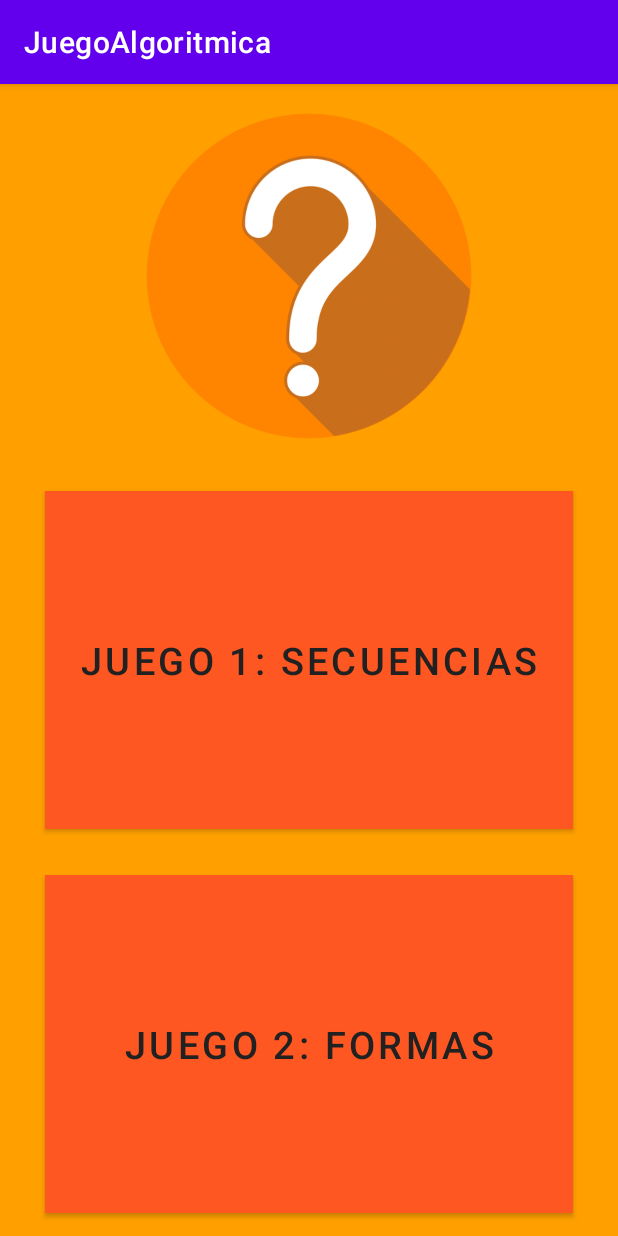
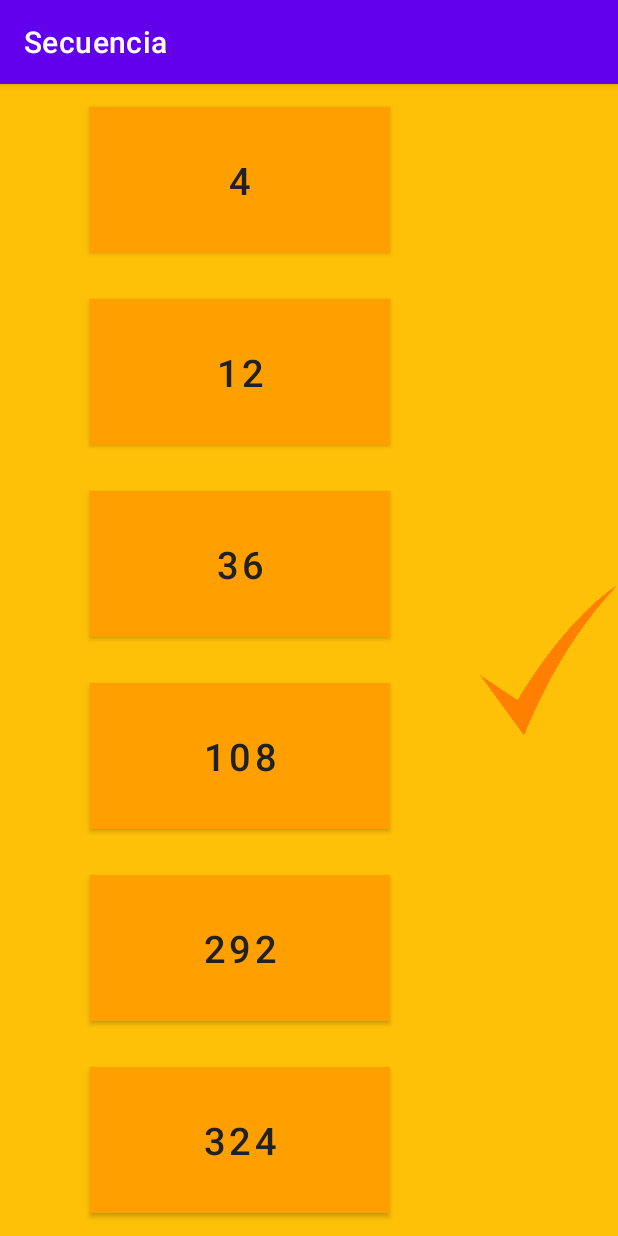
Before and after one commit to Nachin7u7/ProyectoAlgoritmica2, an Android app: the screen it shows after launch (MenuActivity before the commit, SecuenciaActivity after it), after a tap on "JUEGO 1: SECUENCIAS", on a phone screen of 412 x 824 dp. Run offline under Robolectric (Android 15) with nearby library versions, the phone set to English and light mode, and no system bars.

Commit message:
Juego secuencias Creado

```diff
--- a/app/src/main/AndroidManifest.xml
+++ b/app/src/main/AndroidManifest.xml
@@ -16,6 +16,9 @@
                 <category android:name="android.intent.category.LAUNCHER" />
             </intent-filter>
         </activity>
+        <activity
+            android:name=".SecuenciaActivity"
+            android:label="Secuencia" />
     </application>
 
 </manifest>
--- a/app/src/main/java/com/example/juegoalgoritmica/MenuActivity.java
+++ b/app/src/main/java/com/example/juegoalgoritmica/MenuActivity.java
@@ -5,6 +5,7 @@ import android.os.Bundle;
 import android.util.Log;
 import android.view.View;
 import android.widget.Button;
+import android.widget.ImageButton;
 
 import androidx.appcompat.app.AppCompatActivity;
 
@@ -29,8 +30,8 @@ public class MenuActivity extends AppCompatActivity {
         botonJuego1.setOnClickListener(new View.OnClickListener() {
             @Override
             public void onClick(View v) {
-                //Intent loginIntent = new Intent(InicioActivity.this, LoginActivity.class);
-                //startActivity(loginIntent);
+                Intent secuenciaIntent = new Intent(MenuActivity.this, SecuenciaActivity.class);
+                startActivity(secuenciaIntent);
             }
         });
         botonJuego2.setOnClickListener(new View.OnClickListener() {
--- /dev/null
+++ b/app/src/main/java/com/example/juegoalgoritmica/SecuenciaActivity.java
@@ -0,0 +1,252 @@
+package com.example.juegoalgoritmica;
+
+import android.graphics.Color;
+import android.os.Bundle;
+import android.util.Log;
+import android.view.View;
+import android.widget.Button;
+import android.widget.ImageView;
+import android.widget.Toast;
+
+import androidx.appcompat.app.AppCompatActivity;
+
+public class SecuenciaActivity  extends AppCompatActivity {
+    public static String LOG = SecuenciaActivity.class.getName();
+    private Button bsecuencia1;
+    private Button bsecuencia2;
+    private Button bsecuencia3;
+    private Button bsecuencia4;
+    private Button bsecuencia5;
+    private Button bsecuencia6;
+    private ImageView bsecuenciaCheck;
+    int[] arreglo;
+    int respuesta;
+    int seleccion;
+    int logrados;
+
+
+    @Override
+    protected void onCreate(Bundle savedInstanceState) {
+        super.onCreate(savedInstanceState);
+        setContentView(R.layout.activity_secuencia);
+        Log.e(LOG, "onCreate");
+        initViews();
+        addEvents();
+    }
+    private void initViews(){
+        bsecuencia1 = findViewById(R.id.secuencia1);
+        bsecuencia2 = findViewById(R.id.secuencia2);
+        bsecuencia3 = findViewById(R.id.secuencia3);
+        bsecuencia4 = findViewById(R.id.secuencia4);
+        bsecuencia5 = findViewById(R.id.secuencia5);
+        bsecuencia6 = findViewById(R.id.secuencia6);
+        bsecuenciaCheck = findViewById(R.id.secuenciacheck);
+        logrados=0;
+        seleccion=0;
+        arregloEnPantalla();
+    }
+
+    private void addEvents(){
+        bsecuencia1.setOnClickListener(new View.OnClickListener() {
+            @Override
+            public void onClick(View v) {
+                quitarSeleccion();
+                seleccion=1;
+                bsecuencia1.setBackgroundColor(Color.parseColor("#FF5722"));
+
+            }
+        });
+        bsecuencia2.setOnClickListener(new View.OnClickListener() {
+            @Override
+            public void onClick(View v) {
+                quitarSeleccion();
+                seleccion=2;
+                bsecuencia2.setBackgroundColor(Color.parseColor("#FF5722"));
+
+            }
+        });
+        bsecuencia3.setOnClickListener(new View.OnClickListener() {
+            @Override
+            public void onClick(View v) {
+                quitarSeleccion();
+                seleccion=3;
+                bsecuencia3.setBackgroundColor(Color.parseColor("#FF5722"));
+
+            }
+        });
+        bsecuencia4.setOnClickListener(new View.OnClickListener() {
+            @Override
+            public void onClick(View v) {
+                quitarSeleccion();
+                seleccion=4;
+                bsecuencia4.setBackgroundColor(Color.parseColor("#FF5722"));
+
+            }
+        });
+        bsecuencia5.setOnClickListener(new View.OnClickListener() {
+            @Override
+            public void onClick(View v) {
+                quitarSeleccion();
+                seleccion=5;
+                bsecuencia5.setBackgroundColor(Color.parseColor("#FF5722"));
+
+            }
+        });
+        bsecuencia6.setOnClickListener(new View.OnClickListener() {
+            @Override
+            public void onClick(View v) {
+                quitarSeleccion();
+                seleccion=6;
+                bsecuencia6.setBackgroundColor(Color.parseColor("#FF5722"));
+
+            }
+        });
+        bsecuenciaCheck.setOnClickListener(new View.OnClickListener() {
+            @Override
+            public void onClick(View v) {
+                if(seleccion==0){
+                    Toast.makeText(SecuenciaActivity.this, "Selecciona una", Toast.LENGTH_SHORT).show();
+                }
+                else if(arreglo[seleccion-1]==respuesta){
+                    logrados++;
+                    if(logrados<5) {
+                        Toast.makeText(SecuenciaActivity.this, "Bien hecho, te faltan: " + (5 - logrados), Toast.LENGTH_SHORT).show();
+                        quitarSeleccion();
+                        arregloEnPantalla();
+                    }else{
+                        Toast.makeText(SecuenciaActivity.this, "Lo lograste", Toast.LENGTH_SHORT).show();
+                    }
+                }else{
+                    quitarSeleccion();
+                    arregloEnPantalla();
+                    logrados=0;
+                    Toast.makeText(SecuenciaActivity.this,"Intentalo de nuevo", Toast.LENGTH_SHORT).show();
+                }
+            }
+        });
+    }
+    //Código de las secuencias
+    void secuencia1() {
+        int n = (int) (Math.random() * 5 + 1);
+        int p = (int) (Math.random() * 9 + 1);
+
+        arreglo[0] = p;
+        for (int i = 1; i < arreglo.length - 1; i++) {
+            arreglo[i] = p * n - 1;
+            p = p * n - 1;
+        }
+    }
+
+    void secuencia2() {
+        int n = (int) (Math.random() * 9 + 2);
+        int p = (int) (Math.random() * 9 + 1);
+
+        arreglo[0] = p;
+        for (int i = 1; i < arreglo.length - 1; i++) {
+            arreglo[i] = p + n;
+            p = p + n;
+        }
+    }
+
+    void secuencia3() {
+        int n = (int) (Math.random() * 9 + 1);
+        int p = (int) (Math.random() * 9 + 1);
+
+        arreglo[0] = p;
+        for (int i = 1; i < arreglo.length - 1; i++) {
+            arreglo[i] = p + n;
+            p = p + n;
+            n++;
+        }
+    }
+
+    void secuencia4() {
+        int n = (int) (Math.random() * 4 + 1);
+        int p = (int) (Math.random() * 9 + 1);
+
+        arreglo[0] = p;
+        for (int i = 1; i < arreglo.length - 1; i++) {
+            arreglo[i] = p * n;
+            p = p * n;
+
+        }
+    }
+
+    void secuencia5() {
+        int p = (int) (Math.random() * 5 + 1);
+        System.out.println(p+" n");
+        arreglo[0] = p*p-1;
+        p++;
+        for (int i = 1; i < arreglo.length - 1; i++) {
+            arreglo[i] = p * p-1;
+            p++;
+        }
+    }
+    //Agregar numero aleatorio mediante busqueda binaria
+    void agregarExtra() {
+        int aleatorio = (int) (Math.random() * (arreglo[arreglo.length - 2]-arreglo[0]+1) + arreglo[0]);
+        respuesta=aleatorio;
+        // int posicion = (int)(Math.random()*(arreglo.length));
+        int izquierda = 0;
+        int derecha = arreglo.length - 1;
+        int guardaPosicion = 0;
+        boolean valorExistente = false;
+        while (izquierda <= derecha && !valorExistente) {
+            int medio = izquierda + (derecha - izquierda) / 2;
+            if (arreglo[medio] == aleatorio) {
+                valorExistente = true;
+            }
+            if (arreglo[medio] < aleatorio) {
+                guardaPosicion = medio;
+                izquierda = medio + 1;
+            } else {
+                derecha = medio - 1;
+            }
+        }
+        if (valorExistente) {
+            agregarExtra();
+        } else {
+            int aux = arreglo[guardaPosicion+1];
+            arreglo[guardaPosicion+1]=aleatorio;
+            for (int i = guardaPosicion+2; i < arreglo.length; i++) {
+                int aux2=arreglo[i];
+                arreglo[i]=aux;
+                aux=aux2;
+            }
+        }
+    }
+    //Escoge una secuencia y muestra sus valores
+    void arregloEnPantalla(){
+        arreglo=new int[6];
+        int secuencia = (int) (Math.random() * 5 + 1);
+        if(secuencia==1) {
+            secuencia1();
+        }else if(secuencia==2) {
+            secuencia2();
+        }else if(secuencia==3) {
+            secuencia3();
+        }else if(secuencia==4) {
+            secuencia4();
+        }else if(secuencia==5) {
+            secuencia5();
+        }
+        agregarExtra();
+        bsecuencia1.setText(""+arreglo[0]);
+        bsecuencia2.setText(""+arreglo[1]);
+        bsecuencia3.setText(""+arreglo[2]);
+        bsecuencia4.setText(""+arreglo[3]);
+        bsecuencia5.setText(""+arreglo[4]);
+        bsecuencia6.setText(""+arreglo[5]);
+    }
+    //Quita la seleccion
+    void quitarSeleccion(){
+        seleccion=0;
+        bsecuencia1.setBackgroundColor(Color.parseColor("#FFA000"));
+        bsecuencia2.setBackgroundColor(Color.parseColor("#FFA000"));
+        bsecuencia3.setBackgroundColor(Color.parseColor("#FFA000"));
+        bsecuencia4.setBackgroundColor(Color.parseColor("#FFA000"));
+        bsecuencia5.setBackgroundColor(Color.parseColor("#FFA000"));
+        bsecuencia6.setBackgroundColor(Color.parseColor("#FFA000"));
+
+    }
+}
--- /dev/null
+++ b/app/src/main/res/layout/activity_secuencia.xml
@@ -0,0 +1,104 @@
+<?xml version="1.0" encoding="utf-8"?>
+<RelativeLayout
+    xmlns:android="http://schemas.android.com/apk/res/android"
+    android:layout_width="match_parent"
+    android:layout_height="match_parent"
+    xmlns:app="http://schemas.android.com/apk/res-auto">
+    <LinearLayout
+        android:layout_width="match_parent"
+        android:layout_height="match_parent"
+        android:orientation="horizontal">
+        <LinearLayout
+            android:layout_width="0dp"
+            android:layout_weight="7"
+            android:layout_height="match_parent"
+            android:orientation="vertical"
+            android:background="#FFC107">
+            <Button
+                android:id="@+id/secuencia1"
+                android:layout_width="200dp"
+                android:layout_height="0dp"
+                android:layout_weight="1"
+                android:layout_gravity="center"
+                android:layout_marginTop="15dp"
+                android:layout_marginBottom="15dp"
+                android:background="#FFA000"
+                android:textColor="#212121"
+                android:textSize="25sp"
+                app:backgroundTint="#FFA000"/>
+            <Button
+                android:id="@+id/secuencia2"
+                android:layout_width="200dp"
+                android:layout_height="0dp"
+                android:layout_weight="1"
+                android:layout_gravity="center"
+                android:layout_marginTop="15dp"
+                android:layout_marginBottom="15dp"
+                android:background="#FFA000"
+                android:textColor="#212121"
+                android:textSize="25sp"
+                app:backgroundTint="#FFA000"/>
+            <Button
+                android:id="@+id/secuencia3"
+                android:layout_width="200dp"
+                android:layout_height="0dp"
+                android:layout_weight="1"
+                android:layout_gravity="center"
+                android:layout_marginTop="15dp"
+                android:layout_marginBottom="15dp"
+                android:background="#FFA000"
+                android:textColor="#212121"
+                android:textSize="25sp"
+                app:backgroundTint="#FFA000"/>
+            <Button
+                android:id="@+id/secuencia4"
+                android:layout_width="200dp"
+                android:layout_height="0dp"
+                android:layout_weight="1"
+                android:layout_gravity="center"
+                android:layout_marginTop="15dp"
+                android:layout_marginBottom="15dp"
+                android:background="#FFA000"
+                android:textColor="#212121"
+                android:textSize="25sp"
+                app:backgroundTint="#FFA000"/>
+            <Button
+                android:id="@+id/secuencia5"
+                android:layout_width="200dp"
+                android:layout_height="0dp"
+                android:layout_weight="1"
+                android:layout_gravity="center"
+                android:layout_marginTop="15dp"
+                android:layout_marginBottom="15dp"
+                android:background="#FFA000"
+                android:textColor="#212121"
+                android:textSize="25sp"
+                app:backgroundTint="#FFA000"/>
+            <Button
+                android:id="@+id/secuencia6"
+                android:layout_width="200dp"
+                android:layout_height="0dp"
+                android:layout_weight="1"
+                android:layout_gravity="center"
+                android:layout_marginTop="15dp"
+                android:layout_marginBottom="15dp"
+                android:background="#FFA000"
+                android:textColor="#212121"
+                android:textSize="25sp"
+                app:backgroundTint="#FFA000"/>
+        </LinearLayout>
+        <LinearLayout
+            android:orientation="vertical"
+            android:layout_width="0dp"
+            android:layout_weight="2"
+            android:layout_height="match_parent"
+            android:background="#FFC107">
+            <ImageView
+                android:id="@+id/secuenciacheck"
+                android:layout_width="wrap_content"
+                android:layout_height="wrap_content"
+                android:layout_gravity="center"
+                app:srcCompat="@drawable/check"/>
+        </LinearLayout>
+    </LinearLayout>
+</RelativeLayout>
```
Also changed, not shown: app/src/main/res/drawable/check.png (added).
